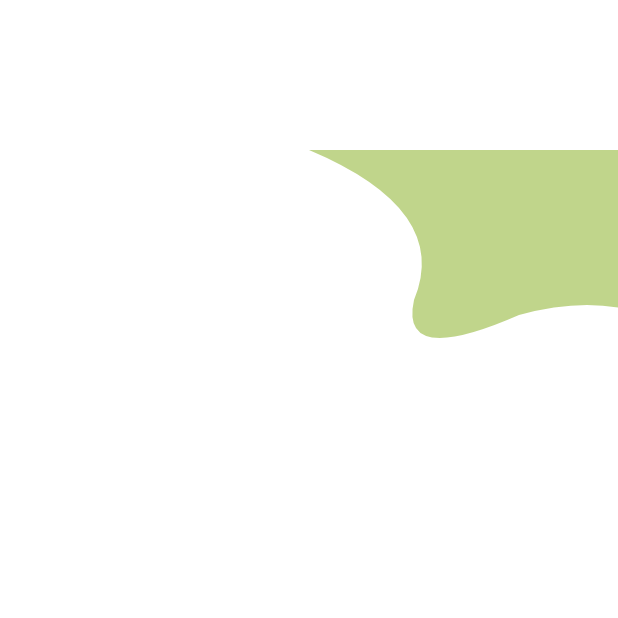
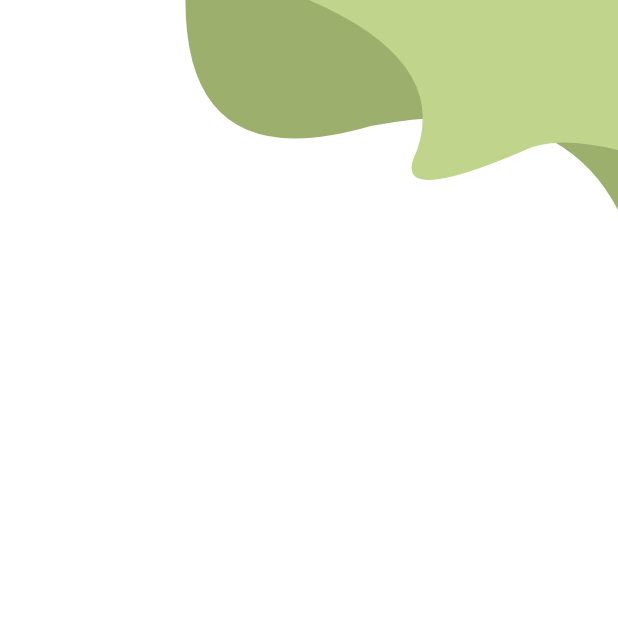
Before and after one commit to 92Andy/my_plant, a Flutter app: the screen it shows after launch, on a phone screen of 412 x 824 dp, the top half of it. Run offline on Flutter 3.47's test engine with Material 2 defaults, Android fonts, the phone set to English and light mode, and no system bars.

Commit message:
#3: Added top background shape

```diff
--- a/lib/login/login_page.dart
+++ b/lib/login/login_page.dart
@@ -7,15 +7,60 @@ class LoginPage extends StatelessWidget {
   @override
   Widget build(BuildContext context) {
     return Scaffold(
-        body: Column(
-      children: const [
-        SizedBox(
-          height: 100,
-        ),
-        TopLeftLoginForegroundShape(),
-      ],
-    ));
+      body: Stack(
+        children: const [
+          TopLeftLoginBackgroundShape(),
+          TopLeftLoginForegroundShape(),
+        ],
+      ),
+    );
   }
+}
+
+class TopLeftLoginBackgroundShape extends StatelessWidget {
+  const TopLeftLoginBackgroundShape({super.key});
+
+  @override
+  Widget build(BuildContext context) {
+    return ClipPath(
+      clipper: _TopLeftLoginBackgroundShapeClipper(),
+      clipBehavior: Clip.antiAlias,
+      child: Container(
+        height: 200,
+        width: MediaQuery.of(context).size.width,
+        color: MyPlantColors.greenSmoke,
+      ),
+    );
+  }
+}
+
+class _TopLeftLoginBackgroundShapeClipper extends CustomClipper<Path> {
+  @override
+  Path getClip(Size size) {
+    final shapeHeightMaxY = size.height * .7;
+    final shapeStartPointX = size.width * .3;
+    Path path = Path()
+      ..moveTo(shapeStartPointX, 0)
+      ..quadraticBezierTo(
+        shapeStartPointX * 1,
+        size.height * .6,
+        shapeStartPointX * 2,
+        shapeHeightMaxY * .6,
+      )
+      ..quadraticBezierTo(
+        size.width * .9,
+        size.height * .3,
+        size.width,
+        shapeHeightMaxY,
+      )
+      ..lineTo(size.width, 0)
+      ..close();
+
+    return path;
+  }
+
+  @override
+  bool shouldReclip(covariant CustomClipper<Path> oldClipper) => true;
 }
 
 class TopLeftLoginForegroundShape extends StatelessWidget {
@@ -37,27 +82,27 @@ class TopLeftLoginForegroundShape extends StatelessWidget {
 class _TopLeftLoginForegroundShapeClipper extends CustomClipper<Path> {
   @override
   Path getClip(Size size) {
-    final shapeHeightMaxY = size.height - 100;
+    final shapeHeightMaxY = size.height * .5;
     final shapeStartPointX = size.width * .5;
     Path path = Path()
       ..moveTo(shapeStartPointX, 0)
       ..quadraticBezierTo(
-        shapeStartPointX + 95,
+        shapeStartPointX * 1.45,
         size.height * .2,
-        shapeStartPointX + 70,
+        shapeStartPointX * 1.35,
         shapeHeightMaxY,
       )
       ..quadraticBezierTo(
-        shapeStartPointX + 60,
-        size.height - 55,
-        shapeStartPointX + 140,
-        size.height - 90,
+        shapeStartPointX * 1.25,
+        size.height * .7,
+        shapeStartPointX * 1.7,
+        size.height * .5,
       )
       ..quadraticBezierTo(
-        size.width - 30,
-        size.height - 100,
+        size.width * .9,
+        size.height * .45,
         size.width,
-        size.height - 95,
+        size.height * .5,
       )
       ..lineTo(size.width, 0)
       ..close();
```
